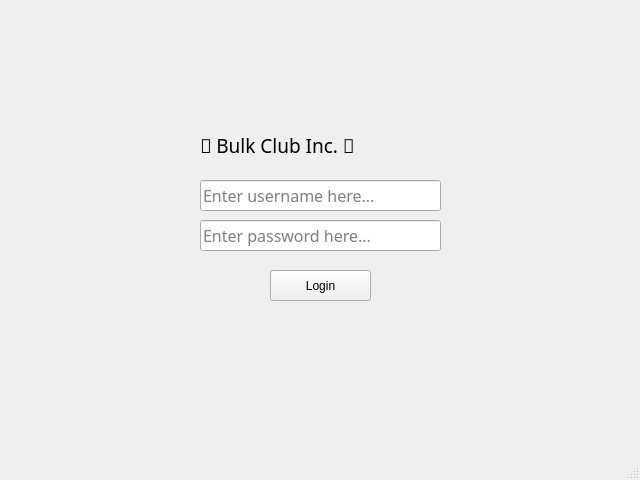
Before: the Qt Designer form mainwindow.ui in UnitedPuggs/The-Simps, drawn with Qt 5.
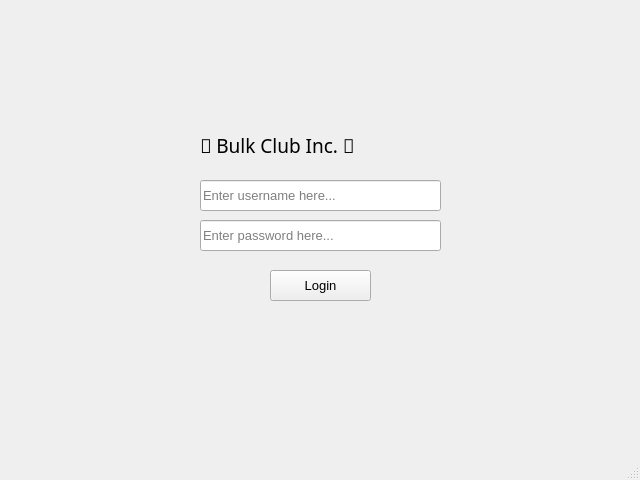
After: the same form once the commit is applied.

The edit to the form file:
```diff
--- a/mainwindow.ui
+++ b/mainwindow.ui
@@ -23,6 +23,12 @@
       <height>31</height>
      </rect>
     </property>
+    <property name="font">
+     <font>
+      <family>Arial</family>
+      <pointsize>10</pointsize>
+     </font>
+    </property>
     <property name="text">
      <string>Login</string>
     </property>
@@ -38,8 +44,8 @@
     </property>
     <property name="font">
      <font>
-      <family>MS PGothic</family>
-      <pointsize>12</pointsize>
+      <family>Arial</family>
+      <pointsize>10</pointsize>
      </font>
     </property>
     <property name="inputMask">
@@ -60,8 +66,8 @@
     </property>
     <property name="font">
      <font>
-      <family>MS PGothic</family>
-      <pointsize>12</pointsize>
+      <family>Arial</family>
+      <pointsize>10</pointsize>
      </font>
     </property>
     <property name="inputMask">
@@ -70,6 +76,9 @@
     <property name="text">
      <string notr="true"/>
     </property>
+    <property name="echoMode">
+     <enum>QLineEdit::Password</enum>
+    </property>
     <property name="placeholderText">
      <string>Enter password here...</string>
     </property>
```
